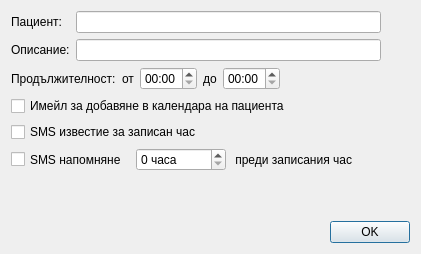
First picture: the form in src/View/Widgets/CalendarEventDialog.ui, repository thefinalcutbg/DinoDent, before the edit.
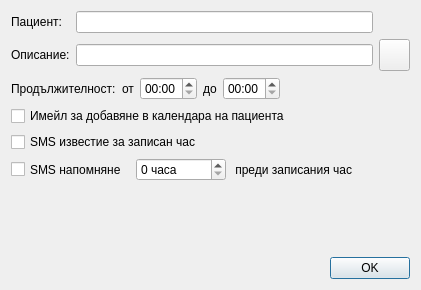
Second picture: the form after the edit. Custom widgets are drawn as their Qt base class.

Commit message: Added support for Google Calendar label colors

The edit to the form file:
```diff
--- a/src/View/Widgets/CalendarEventDialog.ui
+++ b/src/View/Widgets/CalendarEventDialog.ui
@@ -7,7 +7,7 @@
     <x>0</x>
     <y>0</y>
     <width>421</width>
-    <height>254</height>
+    <height>290</height>
    </rect>
   </property>
   <property name="minimumSize">
@@ -19,40 +19,20 @@
   <property name="windowTitle">
    <string>CalendarEventDialog</string>
   </property>
-  <layout class="QVBoxLayout" name="verticalLayout_4">
-   <item>
-    <layout class="QHBoxLayout" name="horizontalLayout_3">
-     <item>
       <layout class="QVBoxLayout" name="verticalLayout">
        <item>
+    <layout class="QGridLayout" name="gridLayout">
+     <item row="0" column="0">
         <widget class="QLabel" name="label">
          <property name="text">
           <string>Пациент:</string>
          </property>
         </widget>
        </item>
-       <item>
-        <widget class="QLabel" name="label_5">
-         <property name="text">
-          <string>Описание:</string>
-         </property>
-        </widget>
-       </item>
-      </layout>
-     </item>
-     <item>
-      <layout class="QVBoxLayout" name="verticalLayout_3">
-       <item>
+     <item row="0" column="1">
         <widget class="QLineEdit" name="summaryEdit"/>
        </item>
-       <item>
-        <widget class="QLineEdit" name="descriptionEdit"/>
-       </item>
-      </layout>
-     </item>
-     <item>
-      <layout class="QVBoxLayout" name="verticalLayout_2">
-       <item>
+     <item row="0" column="2">
         <widget class="QLabel" name="iconLabel">
          <property name="minimumSize">
           <size>
@@ -76,23 +56,37 @@
          </property>
         </widget>
        </item>
-       <item>
-        <spacer name="verticalSpacer_2">
-         <property name="orientation">
-          <enum>Qt::Orientation::Vertical</enum>
-         </property>
-         <property name="sizeType">
-          <enum>QSizePolicy::Policy::Preferred</enum>
-         </property>
-         <property name="sizeHint" stdset="0">
+     <item row="1" column="0">
+      <widget class="QLabel" name="label_5">
+       <property name="text">
+        <string>Описание:</string>
+       </property>
+      </widget>
+     </item>
+     <item row="1" column="1">
+      <widget class="QLineEdit" name="descriptionEdit"/>
+     </item>
+     <item row="1" column="2">
+      <widget class="ColorPicker" name="colorPicker">
+       <property name="minimumSize">
+        <size>
+         <width>31</width>
+         <height>32</height>
+        </size>
+       </property>
+       <property name="maximumSize">
           <size>
-           <width>20</width>
-           <height>21</height>
-          </size>
-         </property>
-        </spacer>
-       </item>
-      </layout>
+         <width>31</width>
+         <height>32</height>
+        </size>
+       </property>
+       <property name="text">
+        <string/>
+       </property>
+       <property name="autoDefault">
+        <bool>false</bool>
+       </property>
+      </widget>
      </item>
     </layout>
    </item>
@@ -314,6 +308,9 @@
        <property name="text">
         <string>OK</string>
        </property>
+       <property name="default">
+        <bool>true</bool>
+       </property>
       </widget>
      </item>
     </layout>
@@ -321,6 +318,13 @@
   </layout>
  </widget>
  <layoutdefault spacing="6" margin="11"/>
+ <customwidgets>
+  <customwidget>
+   <class>ColorPicker</class>
+   <extends>QPushButton</extends>
+   <header>View/uiComponents/ColorPicker.h</header>
+  </customwidget>
+ </customwidgets>
  <resources/>
  <connections/>
 </ui>
```
Lines whose indentation alone changed are shown as unchanged. The commit also changes 11 other files.
